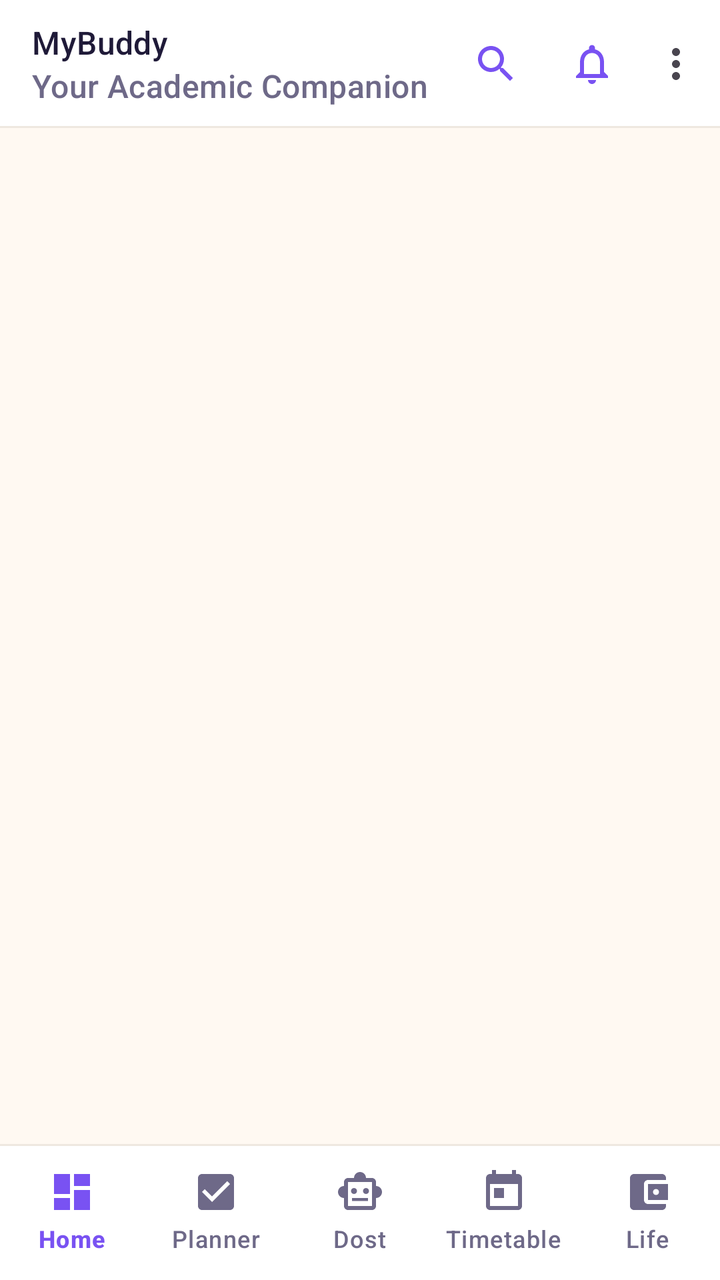
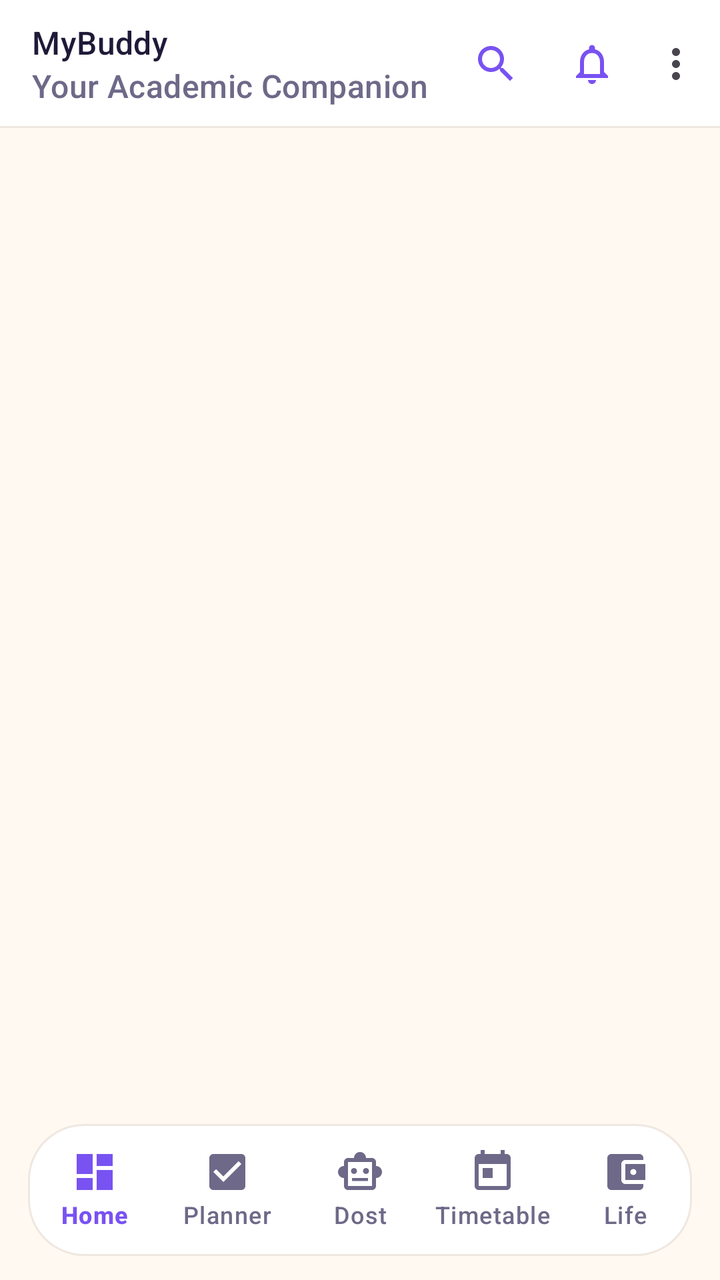

Compare the two renders of this Android layout. The source of the first and the diff that turns it into the second are given below.
<!-- AndroidManifest.xml: application theme Theme.AcademiaLife -->
<!-- res/layout/activity_main.xml -->
<?xml version="1.0" encoding="utf-8"?>
<androidx.constraintlayout.widget.ConstraintLayout xmlns:android="http://schemas.android.com/apk/res/android"
    xmlns:app="http://schemas.android.com/apk/res-auto"
    xmlns:tools="http://schemas.android.com/tools"
    android:layout_width="match_parent"
    android:layout_height="match_parent"
    android:background="@color/lavender_bg"
    tools:context=".MainActivity">

    
    <com.google.android.material.appbar.MaterialToolbar
        android:id="@+id/topAppBar"
        android:layout_width="match_parent"
        android:layout_height="64dp"
        android:background="@drawable/bg_neumorphic_top_bar"
        android:elevation="4dp"
        app:title="MyBuddy"
        app:titleCentered="false"
        app:titleTextAppearance="@style/TextAppearance.Material3.TitleMedium"
        app:titleTextColor="@color/text_primary"
        app:subtitle="Your Academic Companion"
        app:subtitleTextColor="@color/text_secondary"
        app:menu="@menu/top_app_bar_menu"
        app:layout_constraintTop_toTopOf="parent" />

    
    <FrameLayout
        android:id="@+id/fragment_container"
        android:layout_width="match_parent"
        android:layout_height="0dp"
        android:background="@color/lavender_bg"
        app:layout_constraintTop_toBottomOf="@id/topAppBar"
        app:layout_constraintBottom_toTopOf="@id/bottom_navigation" />

    
    <com.google.android.material.bottomnavigation.BottomNavigationView
        android:id="@+id/bottom_navigation"
        android:layout_width="match_parent"
        android:layout_height="68dp"
        android:background="@drawable/bg_neumorphic_bottom_nav"
        android:elevation="8dp"
        app:itemIconTint="@color/nav_item_color"
        app:itemTextColor="@color/nav_item_color"
        app:itemActiveIndicatorStyle="@null"
        app:labelVisibilityMode="labeled"
        app:menu="@menu/bottom_nav_menu"
        app:layout_constraintBottom_toBottomOf="parent" />

</androidx.constraintlayout.widget.ConstraintLayout>
<!-- resources referenced by this layout -->
<resources>
  <color name="lavender_bg">#FFF9F2</color>
  <color name="text_primary">#1F1A38</color>
  <color name="text_secondary">#6E6988</color>
  <!-- drawable bg_neumorphic_bottom_nav (drawable) -->
  <?xml version="1.0" encoding="utf-8"?>
  <layer-list xmlns:android="http://schemas.android.com/apk/res/android">
      <item>
          <shape android:shape="rectangle">
              <solid android:color="@color/surface_border" />
          </shape>
      </item>
      <item android:top="1dp">
          <shape android:shape="rectangle">
              <solid android:color="@color/surface_light" />
          </shape>
      </item>
  </layer-list>
  <!-- drawable bg_neumorphic_top_bar (drawable) -->
  <?xml version="1.0" encoding="utf-8"?>
  <layer-list xmlns:android="http://schemas.android.com/apk/res/android">
      <item>
          <shape android:shape="rectangle">
              <solid android:color="@color/surface_border" />
          </shape>
      </item>
      <item android:bottom="1dp">
          <shape android:shape="rectangle">
              <solid android:color="@color/surface_light" />
          </shape>
      </item>
  </layer-list>
  <style name="Theme.AcademiaLife" parent="Theme.Material3.DayNight.NoActionBar">
          
          <item name="colorPrimary">@color/lavender_primary</item>
          <item name="colorOnPrimary">@color/white</item>
          <item name="colorPrimaryContainer">@color/lavender_surface</item>
          <item name="colorOnPrimaryContainer">@color/lavender_deep</item>
          
          
          <item name="colorSecondary">@color/lavender_deep</item>
          <item name="colorOnSecondary">@color/white</item>
          
          
          <item name="android:windowBackground">@color/lavender_bg</item>
          <item name="colorSurface">@color/lavender_card</item>
          <item name="colorOnSurface">@color/text_primary</item>
  
          
          <item name="android:statusBarColor">@color/lavender_bg</item>
          <item name="android:windowLightStatusBar">true</item>
          <item name="android:navigationBarColor">@color/lavender_bg</item>
          <item name="android:windowLightNavigationBar" tools:targetApi="o_mr1">true</item>
  
          
          <item name="materialAlertDialogTheme">@style/ThemeOverlay.AcademiaLife.MaterialAlertDialog</item>
      </style>
  <color name="surface_border">#EFE8E0</color>
  <color name="surface_light">#FFFFFF</color>
  <color name="lavender_primary">#7952F2</color>
  <color name="white">#FFFFFF</color>
  <color name="lavender_surface">#F7F2EC</color>
  <color name="lavender_deep">#6234EB</color>
  <color name="lavender_card">#FFFFFF</color>
  <style name="ThemeOverlay.AcademiaLife.MaterialAlertDialog" parent="ThemeOverlay.Material3.MaterialAlertDialog">
          <item name="shapeAppearanceOverlay">@style/ShapeAppearance.AcademiaLife.Dialog</item>
          <item name="colorSurface">@color/lavender_card</item>
      </style>
  <style name="ShapeAppearance.AcademiaLife.Dialog" parent="">
          <item name="cornerSize">22dp</item>
      </style>
</resources>

<!-- the commit's change to res/layout/activity_main.xml (unified diff, before → after) -->
@@ -36,12 +36,15 @@
     <com.google.android.material.bottomnavigation.BottomNavigationView
         android:id="@+id/bottom_navigation"
         android:layout_width="match_parent"
-        android:layout_height="68dp"
-        android:background="@drawable/bg_neumorphic_bottom_nav"
-        android:elevation="8dp"
+        android:layout_height="66dp"
+        android:layout_marginStart="14dp"
+        android:layout_marginEnd="14dp"
+        android:layout_marginBottom="12dp"
+        android:background="@drawable/bg_floating_bottom_nav"
+        android:elevation="12dp"
         app:itemIconTint="@color/nav_item_color"
         app:itemTextColor="@color/nav_item_color"
-        app:itemActiveIndicatorStyle="@null"
+        app:itemActiveIndicatorStyle="@style/Widget.MyBuddy.BottomNav.ActiveIndicator"
         app:labelVisibilityMode="labeled"
         app:menu="@menu/bottom_nav_menu"
         app:layout_constraintBottom_toBottomOf="parent" />
<!-- resource entries referenced after the edit -->
@@ -3,16 +3,18 @@
   <color name="lavender_bg">#FFF9F2</color>
   <color name="text_primary">#1F1A38</color>
   <color name="text_secondary">#6E6988</color>
-  <!-- drawable bg_neumorphic_bottom_nav (drawable) -->
+  <!-- drawable bg_floating_bottom_nav (drawable) -->
   <?xml version="1.0" encoding="utf-8"?>
   <layer-list xmlns:android="http://schemas.android.com/apk/res/android">
       <item>
           <shape android:shape="rectangle">
+              <corners android:radius="28dp" />
               <solid android:color="@color/surface_border" />
           </shape>
       </item>
-      <item android:top="1dp">
+      <item android:top="1dp" android:bottom="1dp" android:left="1dp" android:right="1dp">
           <shape android:shape="rectangle">
+              <corners android:radius="27dp" />
               <solid android:color="@color/surface_light" />
           </shape>
       </item>
@@ -31,6 +33,12 @@
           </shape>
       </item>
   </layer-list>
+  <style name="Widget.MyBuddy.BottomNav.ActiveIndicator" parent="Widget.Material3.BottomNavigationView.ActiveIndicator">
+          <item name="android:color">#267952F2</item>
+          <item name="android:width">60dp</item>
+          <item name="android:height">32dp</item>
+          <item name="cornerSize">16dp</item>
+      </style>
   <style name="Theme.AcademiaLife" parent="Theme.Material3.DayNight.NoActionBar">
           
           <item name="colorPrimary">@color/lavender_primary</item>
